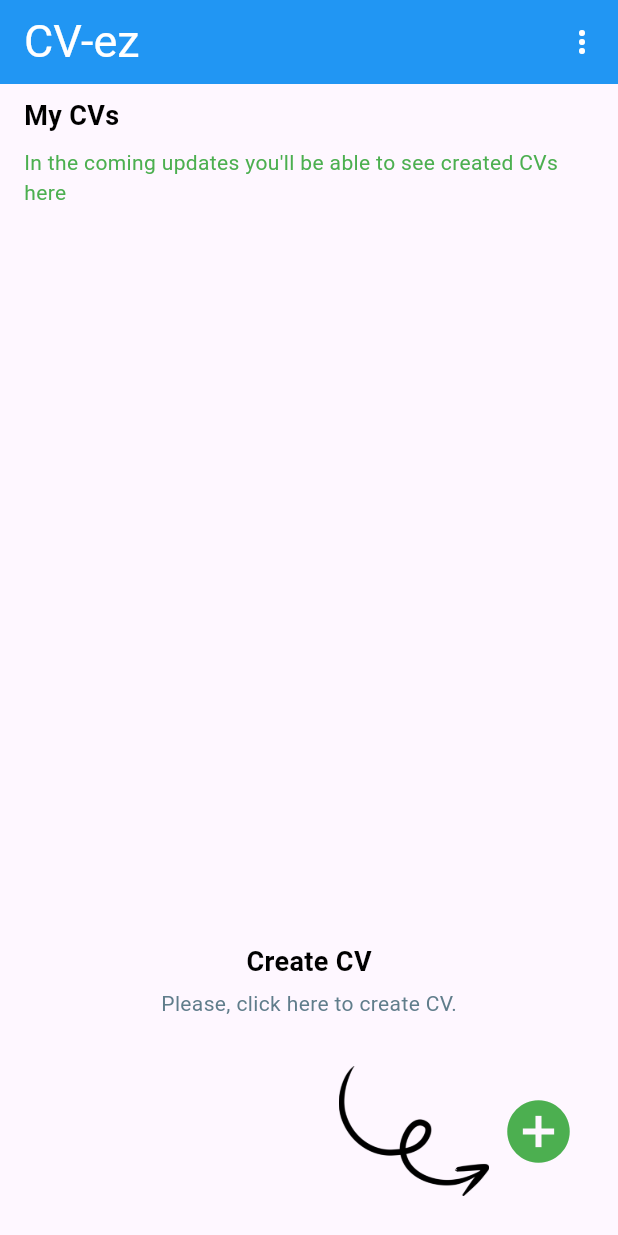
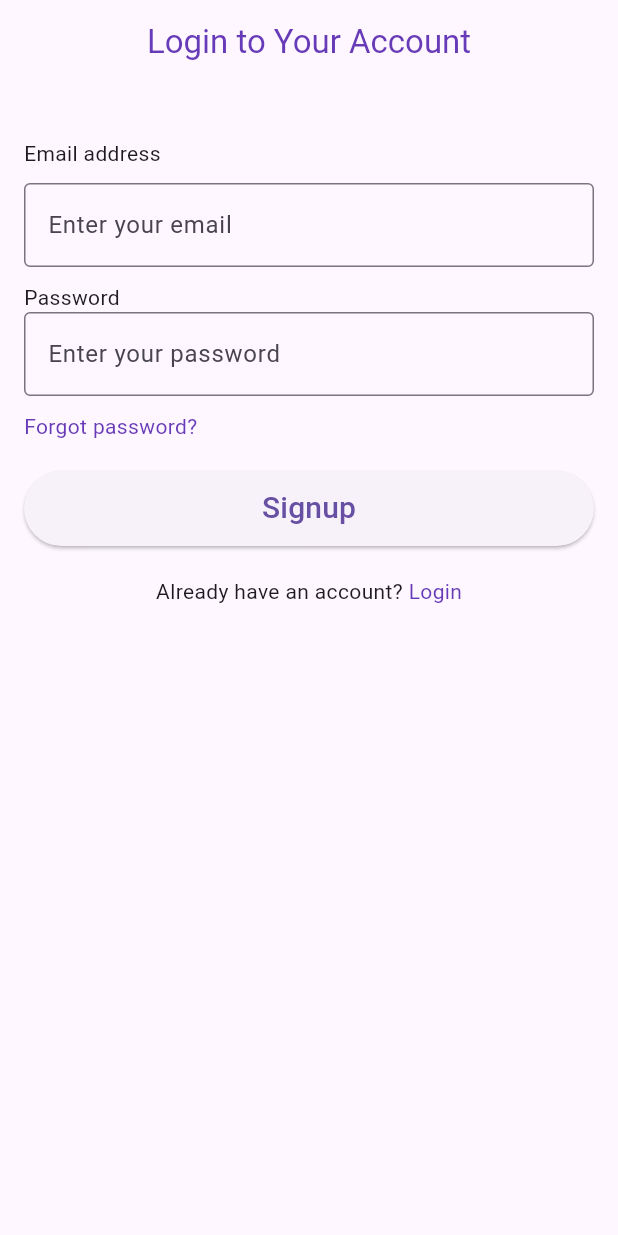
Before and after one commit to bilol-makhmudov/cvez, a Flutter app: the screen it shows after launch, on a phone screen of 412 x 824 dp. Run offline on Flutter 3.47's test engine with Material 3 defaults, Android fonts, the phone set to English and light mode, and no system bars; our stand-ins replace bloc, email_validator, equatable, firebase_auth, firebase_core, flutter_bloc and 2 more; missing offline and left inert: flutter_file_dialog, mailer, month_year_picker; accounts and stored records are empty; generated files the repository leaves out were written again; Roboto replaces fonts that are missing (Outfit).

Commit message:
connected the firebase and created sign up pag

```diff
--- a/lib/main.dart
+++ b/lib/main.dart
@@ -1,13 +1,21 @@
+import 'package:cv_ez/src/blocs/AuthenticationBloc/authentication_bloc.dart';
 import 'package:cv_ez/src/blocs/bloc_barrel.dart';
+import 'package:cv_ez/src/views/AuthScreens/AuthenticationFlowScreen.dart';
 import 'package:cv_ez/src/views/fillingScreen/FillingScreen.dart';
 import 'package:cv_ez/src/views/homeScreen/HomeScreen.dart';
 import 'package:cv_ez/src/views/templateScreen/TemplateScreen.dart';
 import 'package:flutter/material.dart';
 import 'package:month_year_picker/month_year_picker.dart';
 import 'package:flutter_localizations/flutter_localizations.dart';
+import 'package:firebase_core/firebase_core.dart';
+import 'firebase_options.dart';
 
 Future<void> main() async {
+  WidgetsFlutterBinding.ensureInitialized();
+  await Firebase.initializeApp(options: DefaultFirebaseOptions.currentPlatform);
+
   runApp(MultiBlocProvider(providers: [
+    BlocProvider<AuthenticationBloc>(create: (context) => AuthenticationBloc()),
     BlocProvider<FillingScreenBloc>(
       create: (context) => FillingScreenBloc(),
     ),
@@ -20,7 +28,7 @@ Future<void> main() async {
     BlocProvider<EducationBloc>(
       create: (context) => EducationBloc(),
     ),
-    BlocProvider<SkillBloc>(create: (context) => SkillBloc())
+    BlocProvider<SkillBloc>(create: (context) => SkillBloc()),
   ], child: const MyApp()));
 }
 
@@ -30,13 +38,18 @@ class MyApp extends StatelessWidget {
   @override
   Widget build(BuildContext context) {
     return MaterialApp(
-      debugShowCheckedModeBanner: false,
+        theme: ThemeData(
+          splashColor: Colors.transparent,
+          highlightColor: Colors.transparent,
+          focusColor: Colors.transparent,
+        ),
+        debugShowCheckedModeBanner: false,
         onGenerateRoute: (RouteSettings settings) {
           if (settings.name == HomeScreen.routeName) {
             return MaterialPageRoute(builder: (context) => HomeScreen());
           } else if (settings.name == FillingScreen.routeName) {
             return MaterialPageRoute(builder: (context) => FillingScreen());
-          }else if (settings.name == TemplateScreen.routeName) {
+          } else if (settings.name == TemplateScreen.routeName) {
             return MaterialPageRoute(builder: (context) => TemplateScreen());
           }
           return null;
@@ -51,6 +64,6 @@ class MyApp extends StatelessWidget {
           GlobalWidgetsLocalizations.delegate,
           GlobalMaterialLocalizations.delegate,
         ],
-        home: HomeScreen());
+        home: AuthenticationFlowScreen());
   }
 }
--- /dev/null
+++ b/lib/src/blocs/AuthenticationBloc/authentication_event.dart
@@ -0,0 +1,19 @@
+part of 'authentication_bloc.dart';
+
+abstract class AuthenticationEvent {
+  const AuthenticationEvent();
+
+  List<Object> get props => [];
+}
+
+class SignUpUser extends AuthenticationEvent {
+  final String email;
+  final String password;
+
+  const SignUpUser(this.email, this.password);
+
+  @override
+  List<Object> get props => [email, password];
+}
+
+class SignOut extends AuthenticationEvent {}
--- /dev/null
+++ b/lib/src/blocs/AuthenticationBloc/authentication_state.dart
@@ -0,0 +1,32 @@
+part of 'authentication_bloc.dart';
+
+abstract class AuthenticationState {
+  const AuthenticationState();
+
+  List<Object> get props => [];
+}
+
+class AuthenticationInitialState extends AuthenticationState {}
+
+class AuthenticationLoadingState extends AuthenticationState {
+  final bool isLoading;
+
+  AuthenticationLoadingState({required this.isLoading});
+}
+
+class AuthenticationSuccessState extends AuthenticationState {
+  final UserModel user;
+
+  const AuthenticationSuccessState(this.user);
+  @override
+  List<Object> get props => [user];
+}
+
+class AuthenticationFailureState extends AuthenticationState {
+  final String errorMessage;
+
+  const AuthenticationFailureState(this.errorMessage);
+
+  @override
+  List<Object> get props => [errorMessage];
+}
--- /dev/null
+++ b/lib/src/models/Auth/User.dart
@@ -0,0 +1,13 @@
+import 'package:uuid/uuid.dart';
+
+class UserModel {
+  final String? UserId;
+  final String? Email;
+  final String? DisplayName;
+
+  UserModel({
+    this.UserId,
+    this.Email,
+    this.DisplayName,
+  });
+}
--- /dev/null
+++ b/lib/src/services/authentication.dart
@@ -0,0 +1,37 @@
+import 'package:firebase_auth/firebase_auth.dart';
+import '../models/Auth/User.dart';
+
+class AuthService {
+  final FirebaseAuth _firebaseAuth = FirebaseAuth.instance;
+
+  Future<UserModel?> signUpUser(
+    String email,
+    String password,
+  ) async {
+    try {
+      final UserCredential userCredential =
+          await _firebaseAuth.createUserWithEmailAndPassword(
+        email: email.trim(),
+        password: password.trim(),
+      );
+      final User? firebaseUser = userCredential.user;
+      if (firebaseUser != null) {
+        return UserModel(
+          UserId: firebaseUser.uid,
+          Email: firebaseUser.email ?? '',
+          DisplayName: firebaseUser.displayName ?? '',
+        );
+      }
+    } on FirebaseAuthException catch (e) {
+      print(e.toString());
+    }
+    return null;
+  }
+
+  Future<void> signOutUser() async {
+    final User? firebaseUser = FirebaseAuth.instance.currentUser;
+    if (firebaseUser != null) {
+      await FirebaseAuth.instance.signOut();
+    }
+  }
+}
--- /dev/null
+++ b/lib/src/views/AuthScreens/AuthenticationFlowScreen.dart
@@ -0,0 +1,25 @@
+import 'package:cv_ez/src/views/AuthScreens/SignUpScreen.dart';
+import 'package:firebase_auth/firebase_auth.dart';
+import 'package:flutter/material.dart';
+
+import '../homeScreen/HomeScreen.dart';
+
+class AuthenticationFlowScreen extends StatelessWidget {
+  const AuthenticationFlowScreen({super.key});
+  static String id = 'main screen';
+  @override
+  Widget build(BuildContext context) {
+    return Scaffold(
+      body: StreamBuilder<User?>(
+        stream: FirebaseAuth.instance.authStateChanges(),
+        builder: (context, snapshot) {
+          if (snapshot.hasData) {
+            return HomeScreen();
+          } else {
+            return SignupScreen();
+          }
+        },
+      ),
+    );
+  }
+}
--- /dev/null
+++ b/lib/src/views/AuthScreens/SignUpScreen.dart
@@ -0,0 +1,142 @@
+import 'package:flutter/material.dart';
+import 'package:flutter_bloc/flutter_bloc.dart';
+
+import '../../blocs/AuthenticationBloc/authentication_bloc.dart';
+import '../homeScreen/HomeScreen.dart';
+
+class SignupScreen extends StatefulWidget {
+  static String id = 'login_screen';
+
+  const SignupScreen({
+    Key? key,
+  }) : super(key: key);
+
+  @override
+  State<SignupScreen> createState() => _SignupScreenState();
+}
+
+class _SignupScreenState extends State<SignupScreen> {
+  // Text Controllers
+  final emailController = TextEditingController();
+  final passwordController = TextEditingController();
+
+  @override
+  void dispose() {
+    emailController.dispose();
+    passwordController.dispose();
+    super.dispose();
+  }
+
+  @override
+  Widget build(BuildContext context) {
+    return Scaffold(
+      appBar: AppBar(
+        title: const Text(
+          'Login to Your Account',
+          style: TextStyle(
+            color: Colors.deepPurple,
+          ),
+        ),
+        centerTitle: true,
+      ),
+      body: Padding(
+        padding: const EdgeInsets.all(16.0),
+        child: Column(
+          crossAxisAlignment: CrossAxisAlignment.start,
+          children: [
+            const SizedBox(height: 20),
+            const Text('Email address'),
+            const SizedBox(height: 10),
+            TextFormField(
+              controller: emailController,
+              decoration: const InputDecoration(
+                border: OutlineInputBorder(),
+                hintText: 'Enter your email',
+              ),
+            ),
+            const SizedBox(height: 10),
+            const Text('Password'),
+            TextFormField(
+              controller: passwordController,
+              decoration: const InputDecoration(
+                border: OutlineInputBorder(),
+                hintText: 'Enter your password',
+              ),
+              obscureText: false,
+            ),
+            const SizedBox(height: 10),
+            GestureDetector(
+              onTap: () {},
+              child: const Text(
+                'Forgot password?',
+                style: TextStyle(
+                  color: Colors.deepPurple,
+                ),
+              ),
+            ),
+            const SizedBox(height: 20),
+            BlocConsumer<AuthenticationBloc, AuthenticationState>(
+              listener: (context, state) {
+                if (state is AuthenticationSuccessState) {
+                  // Navigator.pushNamedAndRemoveUntil(
+                  //   context,
+                  //   HomeScreen.id,
+                  //       (route) => false,
+                  // );
+                } else if (state is AuthenticationFailureState) {
+                  showDialog(
+                      context: context,
+                      builder: (context) {
+                        return const AlertDialog(
+                          content: Text('error'),
+                        );
+                      });
+                }
+              },
+              builder: (context, state) {
+                return SizedBox(
+                  height: 50,
+                  width: double.infinity,
+                  child: ElevatedButton(
+                    onPressed: () {
+                      BlocProvider.of<AuthenticationBloc>(context).add(
+                        SignUpUser(
+                          emailController.text.trim(),
+                          passwordController.text.trim(),
+                        ),
+                      );
+                    },
+                    child: Text(
+                      state is AuthenticationLoadingState
+                          ? '.......'
+                          : 'Signup',
+                      style: TextStyle(
+                        fontSize: 20,
+                      ),
+                    ),
+                  ),
+                );
+              },
+            ),
+            const SizedBox(height: 20),
+            Row(
+              mainAxisAlignment: MainAxisAlignment.center,
+              children: [
+                const Text("Already have an account? "),
+                GestureDetector(
+                  onTap: () {},
+                  child: const Text(
+                    'Login',
+                    style: TextStyle(
+                      color: Colors.deepPurple,
+                    ),
+                  ),
+                )
+              ],
+            ),
+          ],
+        ),
+      ),
+    );
+  }
+}
--- a/lib/src/views/templateScreen/TemplateScreen.dart
+++ b/lib/src/views/templateScreen/TemplateScreen.dart
@@ -12,7 +12,7 @@ class TemplateScreen extends StatelessWidget {
         centerTitle: true,
         elevation: 2.0,
         backgroundColor: Colors.blue,
-        title: const Text("Templates",style: TextStyle(color: Colors.white)),
+        title: const Text("Templates", style: TextStyle(color: Colors.white)),
         iconTheme: const IconThemeData(color: Colors.white),
       ),
       body: Column(
@@ -30,7 +30,8 @@ class TemplateScreen extends StatelessWidget {
               style: ElevatedButton.styleFrom(
                 backgroundColor: Colors.blue,
               ),
-              child: const Text("Create Resume",style: TextStyle(color: Colors.white)),
+              child: const Text("Create Resume",
+                  style: TextStyle(color: Colors.white)),
             ),
           ),
         ],
--- a/pubspec.yaml
+++ b/pubspec.yaml
@@ -47,6 +47,8 @@ dependencies:
   mailer: ^6.1.0
   month_year_picker: ^0.3.0+1
   email_validator: ^2.0.1
+  firebase_core: ^2.27.1
+  firebase_auth: ^4.17.9
 
 dev_dependencies:
   flutter_test:
```
Also changed, not shown: lib/src/blocs/AuthenticationBloc/authentication_bloc.dart (added, +43 -0 lines), lib/src/views/AuthScreens/SignInScreen.dart (added, +15 -0 lines), pubspec.lock, 2 other files.
